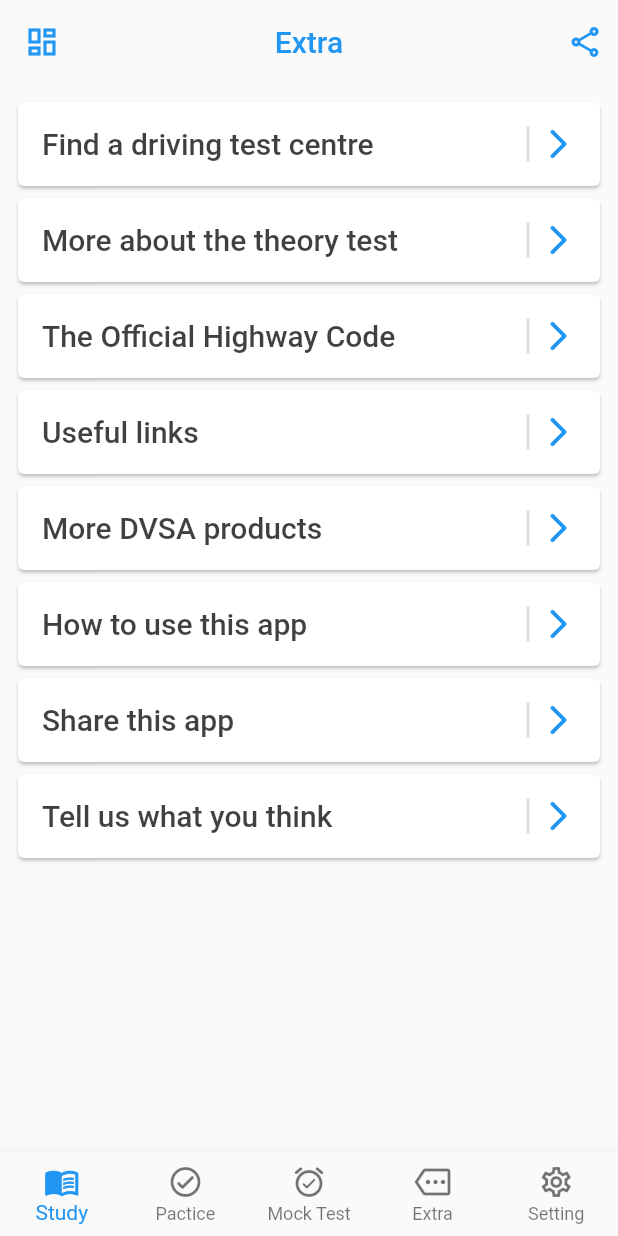
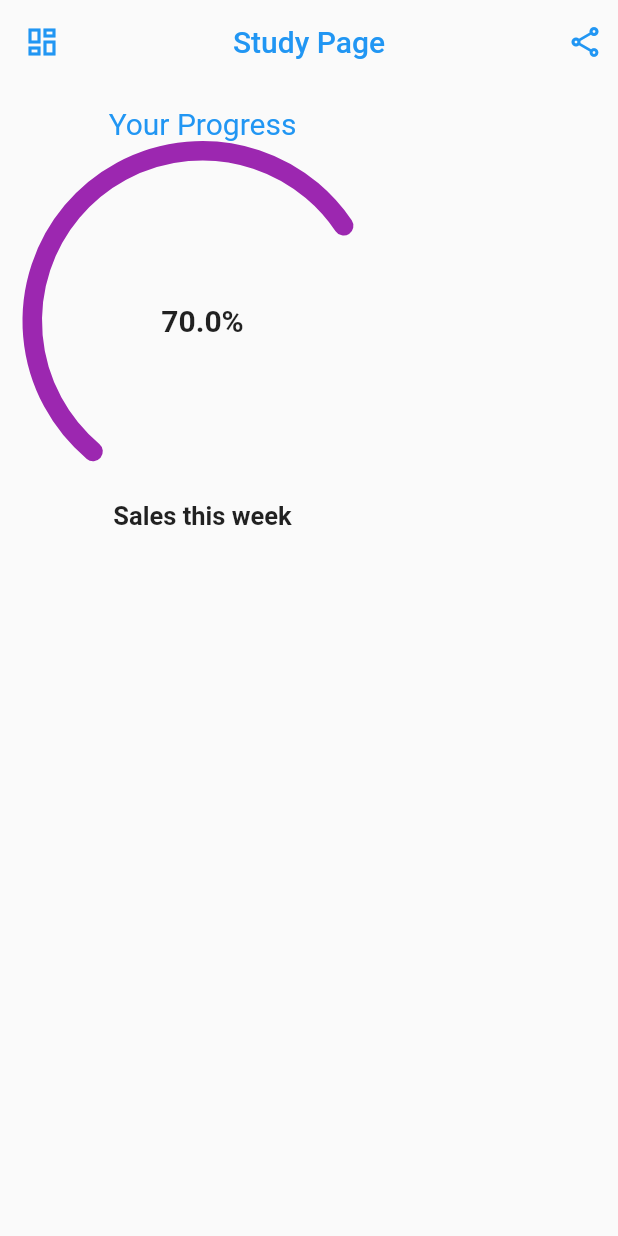
Before and after one commit to metaspook/theory_test, a Flutter app: the screen it shows after launch, on a phone screen of 412 x 824 dp. Run offline on Flutter 3.47's test engine with Material 2 defaults, Android fonts, the phone set to English and light mode, and no system bars; drawn by our look-alikes of percent_indicator.

Commit message:
add study page

```diff
--- a/lib/main.dart
+++ b/lib/main.dart
@@ -2,6 +2,7 @@
 import 'package:theory_test/pages/about_theory.dart';
 import 'package:theory_test/pages/extra_page.dart';
 import 'package:theory_test/pages/home_page.dart';
+import 'package:theory_test/pages/study_page.dart';
 
 void main() {
   runApp(const MyApp());
@@ -22,7 +23,8 @@
         primary: Colors.blue,
         secondary: Theme.of(context).scaffoldBackgroundColor,
       )),
-      home: const ExtraPage(),
+      home: const StudyPage(),
+      // home: const ExtraPage(),
       // home: const AboutTheory(),
       // home: const HomePage(),
     );
--- /dev/null
+++ b/lib/pages/study_page.dart
@@ -0,0 +1,51 @@
+import 'package:flutter/material.dart';
+import 'package:percent_indicator/circular_percent_indicator.dart';
+import 'package:theory_test/widgets/custom_appbar.dart';
+
+class StudyPage extends StatelessWidget {
+  const StudyPage({Key? key}) : super(key: key);
+
+  @override
+  Widget build(BuildContext context) {
+    final colorScheme = Theme.of(context).colorScheme;
+
+    return Scaffold(
+      appBar: CustomAppBar(
+        title: 'Study Page',
+        iconData: Icons.dashboard_outlined,
+      ),
+      body: Padding(
+        padding: const EdgeInsets.all(15),
+        child: Column(
+          children: [
+            Text(
+              "Your Progress",
+              style: Theme.of(context)
+                  .textTheme
+                  .headline6!
+                  .copyWith(color: Colors.blue, fontWeight: FontWeight.normal),
+            ),
+            CircularPercentIndicator(
+              arcType: ArcType.FULL,
+              arcBackgroundColor: colorScheme.secondary,
+              radius: 120.0,
+              lineWidth: 13.0,
+              animation: true,
+              percent: 0.7,
+              center: Text(
+                "70.0%",
+                style: TextStyle(fontWeight: FontWeight.bold, fontSize: 20.0),
+              ),
+              footer: Text(
+                "Sales this week",
+                style: TextStyle(fontWeight: FontWeight.bold, fontSize: 17.0),
+              ),
+              circularStrokeCap: CircularStrokeCap.round,
+              progressColor: Colors.purple,
+            ),
+          ],
+        ),
+      ),
+    );
+  }
+}
--- a/pubspec.yaml
+++ b/pubspec.yaml
@@ -34,6 +34,7 @@ dependencies:
   # The following adds the Cupertino Icons font to your application.
   # Use with the CupertinoIcons class for iOS style icons.
   cupertino_icons: ^1.0.2
+  percent_indicator: ^4.0.0
 
 dev_dependencies:
   flutter_test:
```
Also changed, not shown: pubspec.lock.
